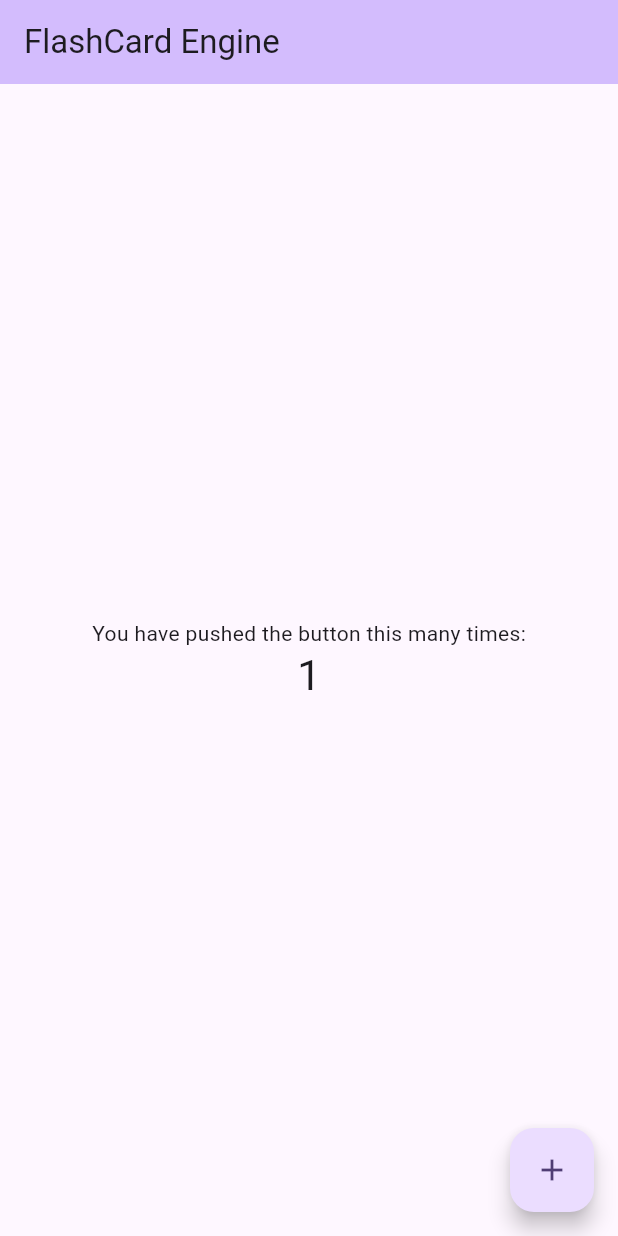
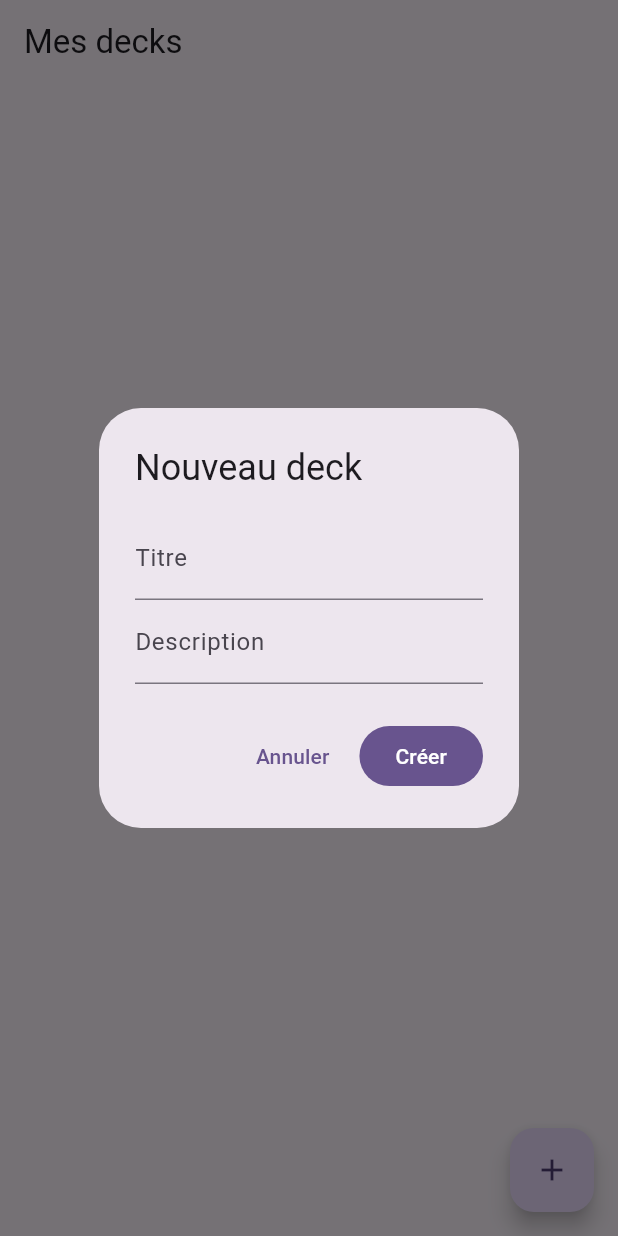
Before and after one commit to valisoa01/flashcard-engine, a Flutter app: the screen it shows after launch, after a tap on the "add" icon, on a phone screen of 412 x 824 dp. Run offline on Flutter 3.47's test engine with Material 3 defaults, Android fonts, the phone set to English and light mode, and no system bars; our stand-ins replace hive, hive_flutter; accounts and stored records are empty.

Commit message:
feat: add home screen with deck list and creation; refactor repositories to interfaces

```diff
--- a/lib/app.dart
+++ b/lib/app.dart
@@ -1,9 +1,13 @@
 import 'package:flutter/material.dart';
 
+import 'repositories/deck_repository.dart';
+import 'repositories/hive_deck_repository.dart';
 import 'screens/home_screen.dart';
 
 class FlashcardApp extends StatelessWidget {
-  const FlashcardApp({super.key});
+  const FlashcardApp({super.key, this.deckRepository});
+
+  final DeckRepository? deckRepository;
 
   @override
   Widget build(BuildContext context) {
@@ -12,7 +16,7 @@ class FlashcardApp extends StatelessWidget {
       theme: ThemeData(
         colorScheme: ColorScheme.fromSeed(seedColor: Colors.deepPurple),
       ),
-      home: const HomeScreen(title: 'FlashCard Engine'),
+      home: HomeScreen(repository: deckRepository ?? HiveDeckRepository()),
     );
   }
 }
--- a/lib/repositories/deck_repository.dart
+++ b/lib/repositories/deck_repository.dart
@@ -1,43 +1,13 @@
-import 'package:hive/hive.dart';
-
 import '../models/deck.dart';
 
-class DeckRepository {
-  static const _boxName = 'decks';
+abstract class DeckRepository {
+  Future<List<Deck>> getAll();
 
-  Box<dynamic>? _box;
+  Future<Deck?> getById(String id);
 
-  Future<Box<dynamic>> get _boxInstance async {
-    _box ??= await Hive.openBox<dynamic>(_boxName);
-    return _box!;
-  }
+  Future<void> save(Deck deck);
 
-  Future<List<Deck>> getAll() async {
-    final box = await _boxInstance;
-    return box.values
-        .map((value) => Deck.fromJson(Map<String, dynamic>.from(value)))
-        .toList();
-  }
+  Future<void> delete(String id);
 
-  Future<Deck?> getById(String id) async {
-    final box = await _boxInstance;
-    final value = box.get(id);
-    if (value == null) return null;
-    return Deck.fromJson(Map<String, dynamic>.from(value));
-  }
-
-  Future<void> save(Deck deck) async {
-    final box = await _boxInstance;
-    await box.put(deck.id, deck.toJson());
-  }
-
-  Future<void> delete(String id) async {
-    final box = await _boxInstance;
-    await box.delete(id);
-  }
-
-  Future<void> clear() async {
-    final box = await _boxInstance;
-    await box.clear();
-  }
+  Future<void> clear();
 }
--- /dev/null
+++ b/lib/repositories/hive_deck_repository.dart
@@ -0,0 +1,49 @@
+import 'package:hive/hive.dart';
+
+import '../models/deck.dart';
+import 'deck_repository.dart';
+
+class HiveDeckRepository implements DeckRepository {
+  static const _boxName = 'decks';
+
+  Box<dynamic>? _box;
+
+  Future<Box<dynamic>> get _boxInstance async {
+    _box ??= await Hive.openBox<dynamic>(_boxName);
+    return _box!;
+  }
+
+  @override
+  Future<List<Deck>> getAll() async {
+    final box = await _boxInstance;
+    return box.values
+        .map((value) => Deck.fromJson(Map<String, dynamic>.from(value)))
+        .toList();
+  }
+
+  @override
+  Future<Deck?> getById(String id) async {
+    final box = await _boxInstance;
+    final value = box.get(id);
+    if (value == null) return null;
+    return Deck.fromJson(Map<String, dynamic>.from(value));
+  }
+
+  @override
+  Future<void> save(Deck deck) async {
+    final box = await _boxInstance;
+    await box.put(deck.id, deck.toJson());
+  }
+
+  @override
+  Future<void> delete(String id) async {
+    final box = await _boxInstance;
+    await box.delete(id);
+  }
+
+  @override
+  Future<void> clear() async {
+    final box = await _boxInstance;
+    await box.clear();
+  }
+}
--- a/lib/screens/home_screen.dart
+++ b/lib/screens/home_screen.dart
@@ -1,47 +1,175 @@
 import 'package:flutter/material.dart';
 
+import '../models/deck.dart';
+import '../repositories/deck_repository.dart';
+
 class HomeScreen extends StatefulWidget {
-  const HomeScreen({super.key, required this.title});
+  const HomeScreen({super.key, required this.repository});
 
-  final String title;
+  final DeckRepository repository;
 
   @override
   State<HomeScreen> createState() => _HomeScreenState();
 }
 
 class _HomeScreenState extends State<HomeScreen> {
-  int _counter = 0;
+  late final DeckRepository _repository = widget.repository;
 
-  void _incrementCounter() {
+  late Future<List<Deck>> _decksFuture;
+
+  @override
+  void initState() {
+    super.initState();
+    _decksFuture = _repository.getAll();
+  }
+
+  void _refresh() {
     setState(() {
-      _counter++;
+      _decksFuture = _repository.getAll();
     });
+  }
+
+  Future<void> _createDeck() async {
+    final result = await showDialog<Deck>(
+      context: context,
+      builder: (context) => const _DeckDialog(),
+    );
+    if (result != null) {
+      await _repository.save(result);
+      _refresh();
+    }
+  }
+
+  Future<void> _deleteDeck(Deck deck) async {
+    await _repository.delete(deck.id);
+    _refresh();
   }
 
   @override
   Widget build(BuildContext context) {
     return Scaffold(
-      appBar: AppBar(
-        backgroundColor: Theme.of(context).colorScheme.inversePrimary,
-        title: Text(widget.title),
+      appBar: AppBar(title: const Text('Mes decks')),
+      floatingActionButton: FloatingActionButton(
+        onPressed: _createDeck,
+        tooltip: 'Créer un deck',
+        child: const Icon(Icons.add),
       ),
-      body: Center(
+      body: FutureBuilder<List<Deck>>(
+        future: _decksFuture,
+        builder: (context, snapshot) {
+          if (snapshot.connectionState != ConnectionState.done) {
+            return const Center(child: CircularProgressIndicator());
+          }
+          if (snapshot.hasError) {
+            return Center(child: Text('Erreur : ${snapshot.error}'));
+          }
+          final decks = snapshot.data ?? [];
+          if (decks.isEmpty) {
+            return const Center(child: Text('Aucun deck. Créez-en un !'));
+          }
+          return ListView.builder(
+            itemCount: decks.length,
+            itemBuilder: (context, index) => _DeckTile(
+              deck: decks[index],
+              onDelete: () => _deleteDeck(decks[index]),
+            ),
+          );
+        },
+      ),
+    );
+  }
+}
+
+class _DeckTile extends StatelessWidget {
+  const _DeckTile({required this.deck, required this.onDelete});
+
+  final Deck deck;
+  final VoidCallback onDelete;
+
+  @override
+  Widget build(BuildContext context) {
+    return ListTile(
+      leading: CircleAvatar(
+        child: Text(deck.title.isEmpty ? '?' : deck.title[0].toUpperCase()),
+      ),
+      title: Text(deck.title),
+      subtitle: Text(deck.description),
+      trailing: IconButton(
+        icon: const Icon(Icons.delete_outline),
+        onPressed: onDelete,
+        tooltip: 'Supprimer',
+      ),
+      onTap: () {
+        // Navigation vers l'écran Deck (à venir - T-14)
+      },
+    );
+  }
+}
+
+class _DeckDialog extends StatefulWidget {
+  const _DeckDialog();
+
+  @override
+  State<_DeckDialog> createState() => _DeckDialogState();
+}
+
+class _DeckDialogState extends State<_DeckDialog> {
+  final _formKey = GlobalKey<FormState>();
+  final _titleController = TextEditingController();
+  final _descriptionController = TextEditingController();
+
+  @override
+  void dispose() {
+    _titleController.dispose();
+    _descriptionController.dispose();
+    super.dispose();
+  }
+
+  Future<void> _submit() async {
+    if (!_formKey.currentState!.validate()) return;
+    final now = DateTime.now();
+    final deck = Deck(
+      id: now.microsecondsSinceEpoch.toString(),
+      title: _titleController.text.trim(),
+      description: _descriptionController.text.trim(),
+      createdAt: now,
+      updatedAt: now,
+    );
+    Navigator.of(context).pop(deck);
+  }
+
+  @override
+  Widget build(BuildContext context) {
+    return AlertDialog(
+      title: const Text('Nouveau deck'),
+      content: Form(
+        key: _formKey,
         child: Column(
-          mainAxisAlignment: MainAxisAlignment.center,
+          mainAxisSize: MainAxisSize.min,
           children: [
-            const Text('You have pushed the button this many times:'),
-            Text(
-              '$_counter',
-              style: Theme.of(context).textTheme.headlineMedium,
+            TextFormField(
+              controller: _titleController,
+              decoration: const InputDecoration(labelText: 'Titre'),
+              validator: (value) =>
+                  (value == null || value.trim().isEmpty) ? 'Requis' : null,
+            ),
+            TextFormField(
+              controller: _descriptionController,
+              decoration: const InputDecoration(labelText: 'Description'),
             ),
           ],
         ),
       ),
-      floatingActionButton: FloatingActionButton(
-        onPressed: _incrementCounter,
-        tooltip: 'Increment',
-        child: const Icon(Icons.add),
-      ),
+      actions: [
+        TextButton(
+          onPressed: () => Navigator.of(context).pop(),
+          child: const Text('Annuler'),
+        ),
+        FilledButton(
+          onPressed: _submit,
+          child: const Text('Créer'),
+        ),
+      ],
     );
   }
 }
```
Also changed, not shown: lib/repositories/flashcard_repository.dart (+6 -40 lines), lib/repositories/hive_flashcard_repository.dart (added, +53 -0 lines), 3 other files.
